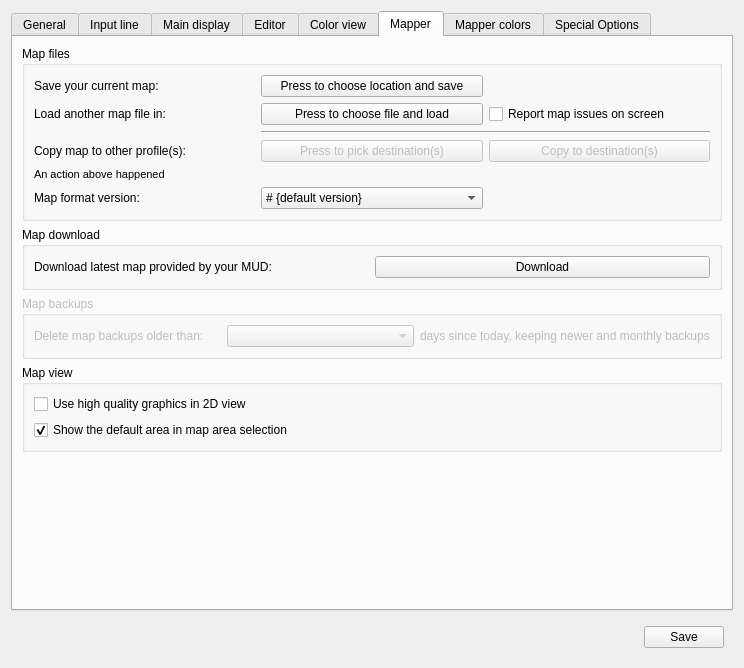
Before: the Qt Designer form src/ui/profile_preferences.ui in Mudlet/Mudlet, drawn with Qt 5.
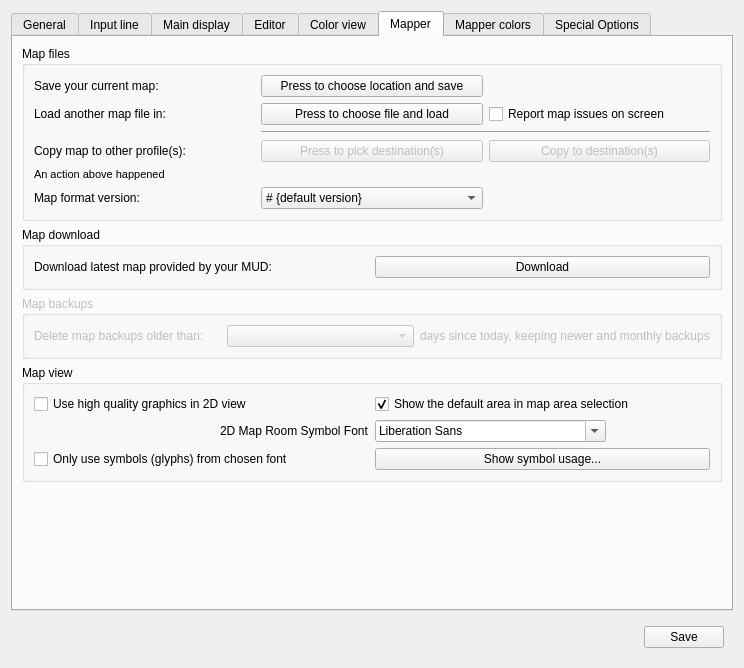
After: the same form once the commit is applied. The open tabs and pages were chosen to show the change. Icons and pictures are not drawn. Custom widgets are drawn as their Qt base class.

Commit message: Enhance: add ability to set any glyph as a room symbol (#1543)

Diff of the .ui file:
```diff
--- a/src/ui/profile_preferences.ui
+++ b/src/ui/profile_preferences.ui
@@ -1681,6 +1681,13 @@
           <string>Map view</string>
          </property>
          <layout class="QGridLayout" name="gridLayout_22">
+          <item row="2" column="0" alignment="Qt::AlignRight">
+           <widget class="QLabel" name="label_mapSymbolsFont">
+            <property name="text">
+             <string>2D Map Room Symbol Font</string>
+            </property>
+           </widget>
+          </item>
           <item row="0" column="0">
            <widget class="QCheckBox" name="mMapperUseAntiAlias">
             <property name="toolTip">
@@ -1691,7 +1698,10 @@
             </property>
            </widget>
           </item>
-          <item row="1" column="0">
+          <item row="2" column="1" alignment="Qt::AlignLeft">
+           <widget class="QFontComboBox" name="fontComboBox_mapSymbols"/>
+          </item>
+          <item row="0" column="1">
            <widget class="QCheckBox" name="checkBox_showDefaultArea">
             <property name="toolTip">
              <string>&lt;html&gt;&lt;head/&gt;&lt;body&gt;&lt;p&gt;The default area (area id -1) is used by some mapper scripts as a temporary 'holding area' for rooms before they're placed in the correct area&lt;/p&gt;&lt;/body&gt;&lt;/html&gt;</string>
@@ -1704,6 +1714,20 @@
             </property>
            </widget>
           </item>
+          <item row="3" column="0">
+           <widget class="QCheckBox" name="checkBox_isOnlyMapSymbolFontToBeUsed">
+            <property name="text">
+             <string>Only use symbols (glyphs) from chosen font</string>
+            </property>
+           </widget>
+          </item>
+          <item row="3" column="1">
+           <widget class="QPushButton" name="pushButton_showGlyphUsage">
+            <property name="text">
+             <string>Show symbol usage...</string>
+            </property>
+           </widget>
+          </item>
          </layout>
         </widget>
        </item>
```
Left out of the diff: 120 changed lines with no effect on the pictures. The commit also changes 14 other files.
